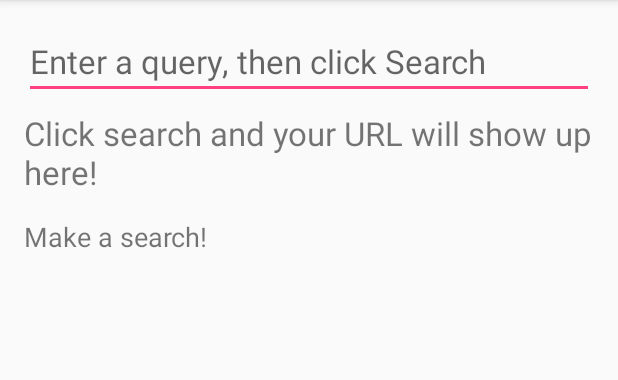
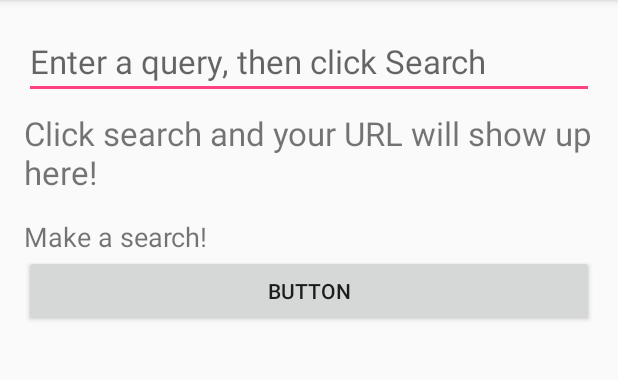
Before and after one commit to GiselleSerate/locationbasedreminders, an Android app: the screen it shows after launch (MainActivity), on a phone screen of 412 x 824 dp, the part 84-464 px from its top. Run offline under Robolectric (Android 15) with nearby library versions, the phone set to English and light mode, and no system bars.

Commit message:
That wasn't exactly what I was trying to do, but now pushing the button takes me to a new screen yay

```diff
--- a/YelpMeImTrying/app/src/main/AndroidManifest.xml
+++ b/YelpMeImTrying/app/src/main/AndroidManifest.xml
@@ -40,7 +40,8 @@
 
         <activity
             android:name=".MapsActivity"
-            android:label="@string/title_activity_maps"></activity>
+            android:label="@string/title_activity_maps"
+            android:parentActivityName=".MainActivity"></activity>
     </application>
 
 </manifest>
--- a/YelpMeImTrying/app/src/main/res/layout/activity_main.xml
+++ b/YelpMeImTrying/app/src/main/res/layout/activity_main.xml
@@ -48,4 +48,11 @@
             android:text="Make a search!"
             android:textSize="18sp" />
     </ScrollView>
+
+    <Button
+        android:id="@+id/buttony"
+        android:layout_width="match_parent"
+        android:layout_height="wrap_content"
+        android:onClick="sendMessage"
+        android:text="Button" />
 </LinearLayout>
```
Also changed, not shown: YelpMeImTrying/app/src/main/java/com/example/cssummer17/yelpmeimtrying/MainActivity.java (+13 -1 lines).
